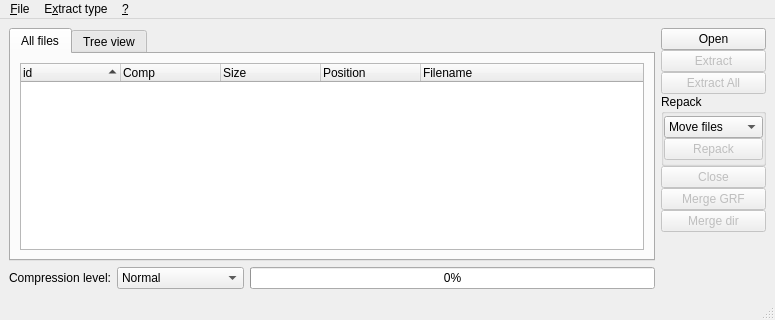
This is grfbuilder/MainWindow.ui in MagicalTux/grf as Qt 5 draws it before an edit. The edited form follows.
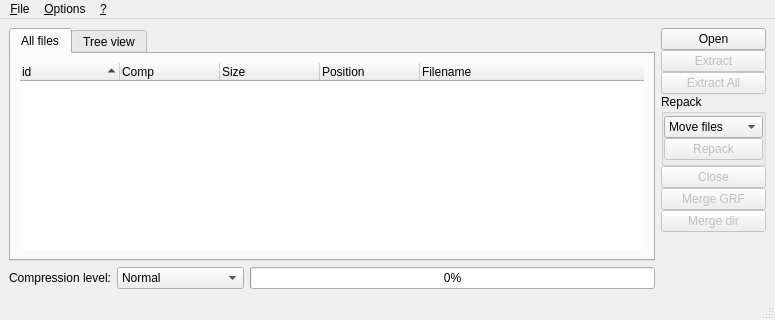
This is the edited form.

Patch:
```diff
--- a/grfbuilder/MainWindow.ui
+++ b/grfbuilder/MainWindow.ui
@@ -292,10 +292,22 @@
              <number>0</number>
             </property>
             <property name="spacing" >
-             <number>6</number>
+             <number>0</number>
             </property>
             <item row="0" column="0" >
              <widget class="QTreeWidget" name="view_allfiles" >
+              <property name="contextMenuPolicy" >
+               <enum>Qt::CustomContextMenu</enum>
+              </property>
+              <property name="frameShape" >
+               <enum>QFrame::NoFrame</enum>
+              </property>
+              <property name="frameShadow" >
+               <enum>QFrame::Plain</enum>
+              </property>
+              <property name="selectionMode" >
+               <enum>QAbstractItemView::ExtendedSelection</enum>
+              </property>
               <property name="columnCount" >
                <number>5</number>
               </property>
@@ -391,13 +403,6 @@
     </property>
     <addaction name="actionAbout" />
    </widget>
-   <widget class="QMenu" name="menuExtract_type" >
-    <property name="title" >
-     <string>E&amp;xtract type</string>
-    </property>
-    <addaction name="actionUnicode" />
-    <addaction name="actionStandard" />
-   </widget>
    <widget class="QMenu" name="menuFile" >
     <property name="title" >
      <string>&amp;File</string>
@@ -419,8 +424,22 @@
     <addaction name="actionMerge_Dir" />
     <addaction name="action_Quit" />
    </widget>
+   <widget class="QMenu" name="menuExtract_type" >
+    <property name="title" >
+     <string>E&amp;xtract type</string>
+    </property>
+   </widget>
+   <widget class="QMenu" name="menuOptions" >
+    <property name="title" >
+     <string>&amp;Options</string>
+    </property>
+    <addaction name="actionImages_Transparency" />
+    <addaction name="separator" />
+    <addaction name="actionUnicode" />
+    <addaction name="actionStandard" />
+   </widget>
    <addaction name="menuFile" />
-   <addaction name="menuExtract_type" />
+   <addaction name="menuOptions" />
    <addaction name="menu" />
   </widget>
   <widget class="QStatusBar" name="statusbar" />
```
Left out of the diff: 26 changed lines with no effect on the pictures.
